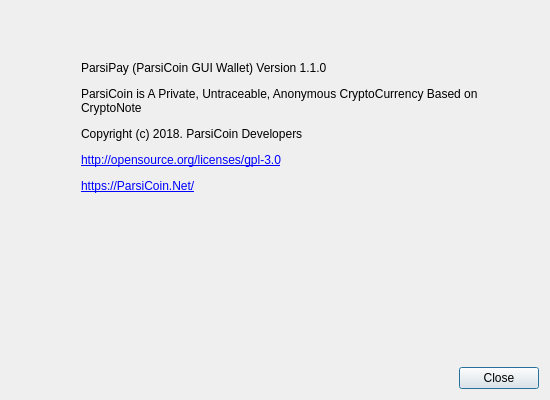
Before: the Qt Designer form src/gui/ui/aboutdialog.ui in ParsiCoin/parsipay, drawn with Qt 5.
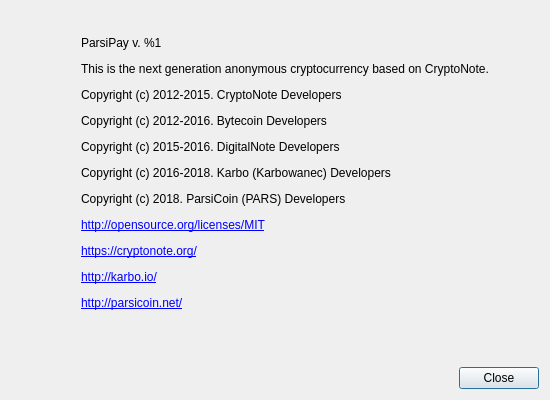
After: the same form once the commit is applied. Icons and pictures are not drawn.

Diff of the .ui file:
```diff
--- a/src/gui/ui/aboutdialog.ui
+++ b/src/gui/ui/aboutdialog.ui
@@ -98,7 +98,8 @@
         </size>
        </property>
        <property name="text">
-		<string>&lt;html&gt;&lt;head/&gt;&lt;body&gt;&lt;p&gt;ParsiPay (ParsiCoin GUI Wallet) Version 1.1.0&lt;/p&gt;&lt;p&gt;ParsiCoin is A Private, Untraceable, Anonymous CryptoCurrency Based on CryptoNote&lt;/p&gt;&lt;p&gt;Copyright (c) 2018. ParsiCoin Developers&lt;/p&gt;&lt;p&gt;&lt;a href=&quot;http://opensource.org/licenses/gpl-3.0&quot;&gt;&lt;span style=&quot; text-decoration: underline; color:#0000ff;&quot;&gt;http://opensource.org/licenses/gpl-3.0&lt;/span&gt;&lt;/a&gt;&lt;/p&gt;&lt;p&gt;&lt;a href=&quot;Https://ParsiCoin.Net/&quot;&gt;&lt;span style=&quot; text-decoration: underline; color:#0000ff;&quot;&gt;https://ParsiCoin.Net/&lt;/span&gt;&lt;/a&gt;&lt;/p&gt;&lt;/body&gt;&lt;/html&gt;</string>       </property>
+        <string>&lt;html&gt;&lt;head/&gt;&lt;body&gt;&lt;p&gt;ParsiPay v. %1&lt;/p&gt;&lt;p&gt;This is the next generation anonymous cryptocurrency based on CryptoNote.&lt;/p&gt;&lt;p&gt;Copyright (c) 2012-2015. CryptoNote Developers&lt;/p&gt;&lt;p&gt;Copyright (c) 2012-2016. Bytecoin Developers&lt;/p&gt;&lt;p&gt;Copyright (c) 2015-2016. DigitalNote Developers&lt;/p&gt;&lt;p&gt;Copyright (c) 2016-2018. Karbo (Karbowanec) Developers&lt;/p&gt;&lt;p&gt;Copyright (c) 2018. ParsiCoin (PARS) Developers&lt;/p&gt;&lt;p&gt;&lt;a href=&quot;http://opensource.org/licenses/MIT&quot;&gt;&lt;span style=&quot; text-decoration: underline; color:#0000ff;&quot;&gt;http://opensource.org/licenses/MIT&lt;/span&gt;&lt;/a&gt;&lt;/p&gt;&lt;p&gt;&lt;a href=&quot;https://cryptonote.org/&quot;&gt;&lt;span style=&quot; text-decoration: underline; color:#0000ff;&quot;&gt;https://cryptonote.org/&lt;/span&gt;&lt;/a&gt;&lt;/p&gt;&lt;p&gt;&lt;a href=&quot;http://karbo.io/&quot;&gt;&lt;span style=&quot; text-decoration: underline; color:#0000ff;&quot;&gt;http://karbo.io/&lt;/span&gt;&lt;/a&gt;&lt;/p&gt;&lt;p&gt;&lt;/p&gt;&lt;p&gt;&lt;a href=&quot;http://parsicoin.net&quot;&gt;&lt;span style=&quot; text-decoration: underline; color:#0000ff;&quot;&gt;http://parsicoin.net/&lt;/span&gt;&lt;/a&gt;&lt;/p&gt;&lt;p&gt;&lt;aTHE SOFTWARE IS PROVIDED &amp;quot;AS IS&amp;quot;, WITHOUT WARRANTY OF ANY KIND, EXPRESS OR IMPLIED, INCLUDING BUT NOT LIMITED TO THE WARRANTIES OF MERCHANTABILITY, FITNESS FOR A PARTICULAR PURPOSE AND NONINFRINGEMENT. IN NO EVENT SHALL THE AUTHORS OR COPYRIGHT HOLDERS BE LIABLE FOR ANY CLAIM, DAMAGES OR OTHER LIABILITY, WHETHER IN AN ACTION OF CONTRACT, TORT OR OTHERWISE, ARISING FROM, OUT OF OR IN CONNECTION WITH THE SOFTWARE OR THE USE OR OTHER DEALINGS IN THE SOFTWARE.&lt;/p&gt;&lt;/body&gt;&lt;/html&gt;</string>
+       </property>
        <property name="textFormat">
         <enum>Qt::RichText</enum>
        </property>
```
